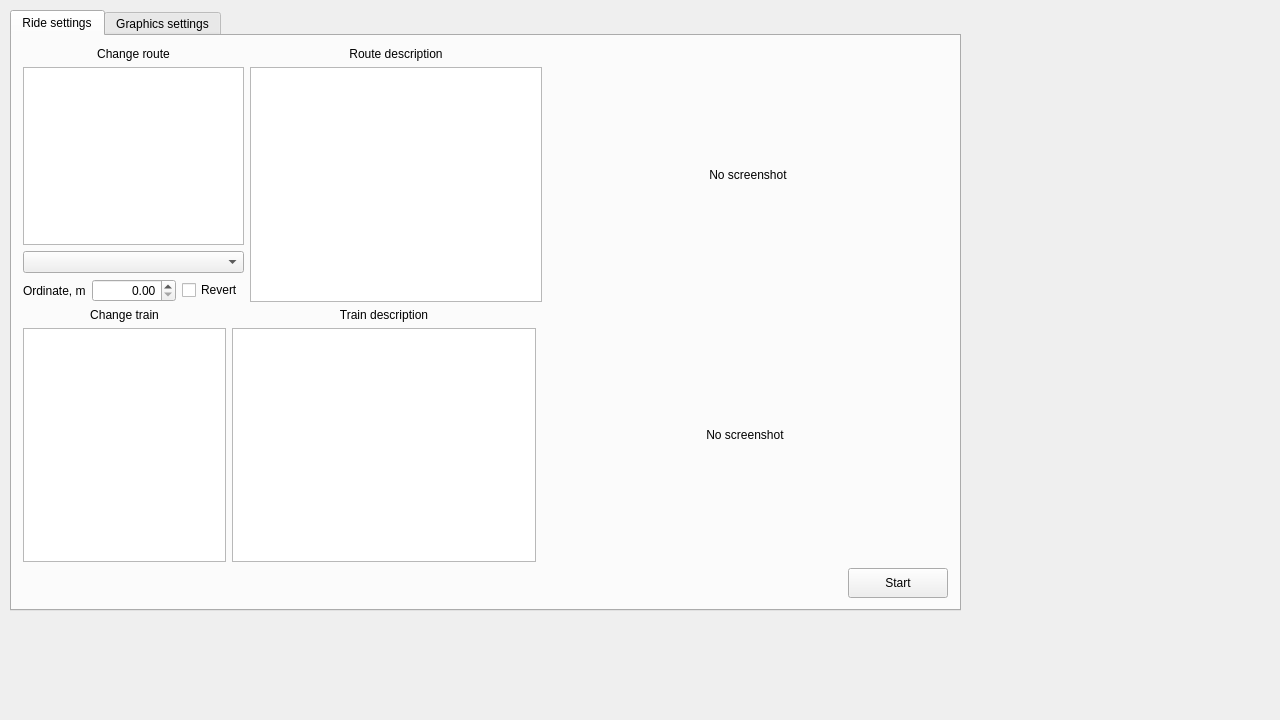
Qt form launcher/forms/mainwindow.ui (maisvendoo/RRS) before a commit.
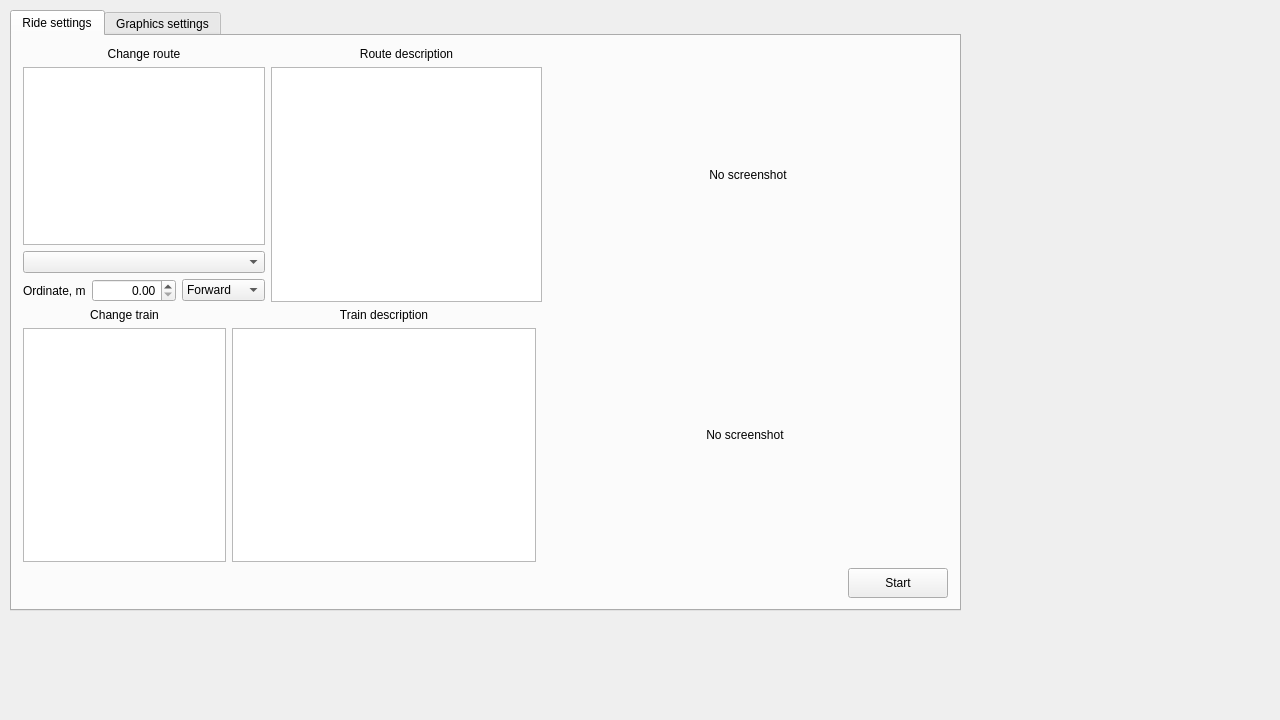
The same form after that commit.

Commit message: CheckBox for direction selection

```diff
--- a/launcher/forms/mainwindow.ui
+++ b/launcher/forms/mainwindow.ui
@@ -92,7 +92,7 @@
              </widget>
             </item>
             <item>
-             <layout class="QHBoxLayout" name="horizontalLayout" stretch="1,3,1">
+             <layout class="QHBoxLayout" name="horizontalLayout" stretch="1,3,0">
               <item>
                <widget class="QLabel" name="label_3">
                 <property name="sizePolicy">
@@ -132,22 +132,20 @@
                </widget>
               </item>
               <item>
-               <widget class="QCheckBox" name="checkboxDirection">
-                <property name="sizePolicy">
-                 <sizepolicy hsizetype="Expanding" vsizetype="Fixed">
-                  <horstretch>0</horstretch>
-                  <verstretch>0</verstretch>
-                 </sizepolicy>
+               <widget class="QComboBox" name="cbDirection">
+                <property name="currentIndex">
+                 <number>0</number>
                 </property>
-                <property name="maximumSize">
-                 <size>
-                  <width>10000</width>
-                  <height>16777215</height>
-                 </size>
-                </property>
-                <property name="text">
-                 <string>Revert</string>
-                </property>
+                <item>
+                 <property name="text">
+                  <string>Forward</string>
+                 </property>
+                </item>
+                <item>
+                 <property name="text">
+                  <string>Backward</string>
+                 </property>
+                </item>
                </widget>
               </item>
              </layout>
```
The commit also changes 2 other files.
